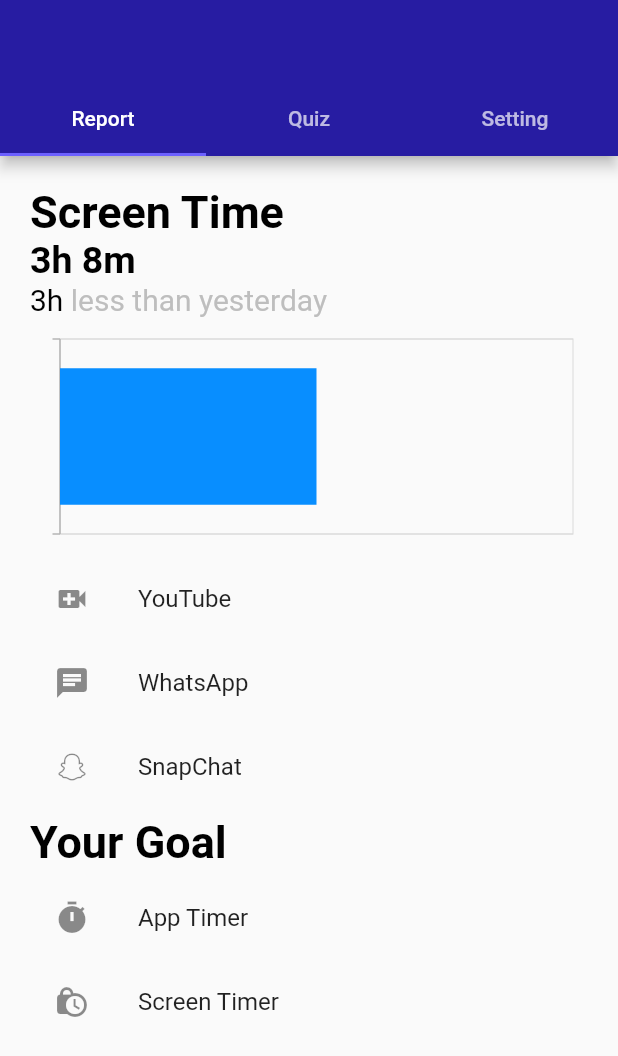
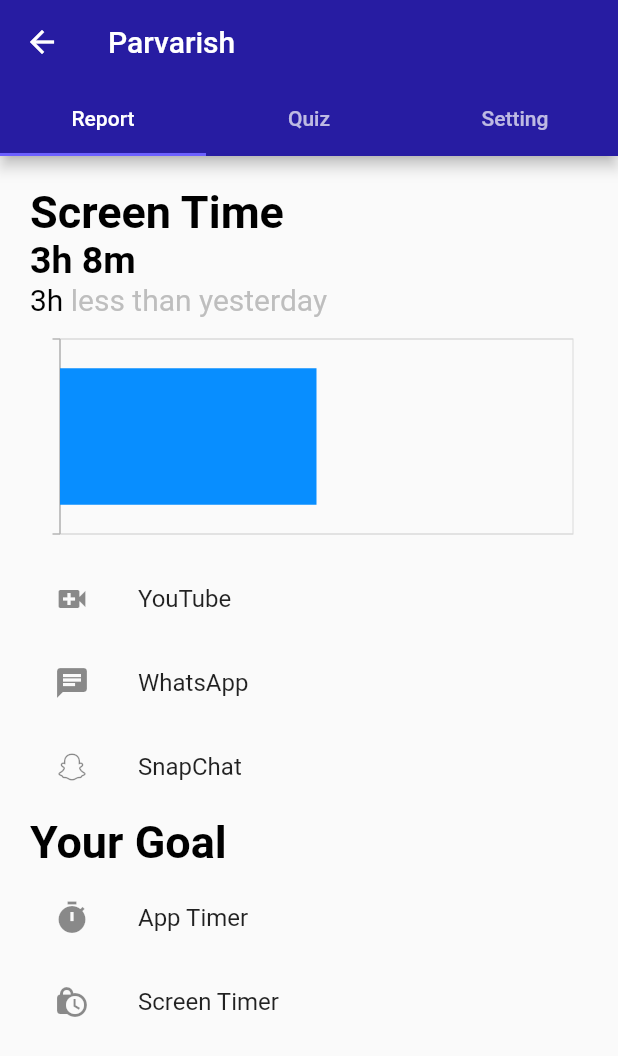
Before and after one commit to Tejaswika/Parvarish-Parent, a Flutter app: the MyNavPill screen opened directly, on a phone screen of 412 x 824 dp. Shown: the top 1056 px of the screen. Run offline on Flutter 3.47's test engine with Material 2 defaults, Android fonts, the phone set to English and light mode, and no system bars; our stand-ins replace carousel_slider, cloud_firestore, firebase_auth, firebase_core, form_validator, shared_preferences and 1 more; missing offline and left inert: animated_snack_bar; accounts and stored records are empty.

Commit message:
make back button visible at report screen

```diff
--- a/lib/screens/my_nav_pill.dart
+++ b/lib/screens/my_nav_pill.dart
@@ -31,7 +31,14 @@ class _MyNavPillState extends State<MyNavPill>
   Widget build(BuildContext context) {
     return Scaffold(
       appBar: AppBar(
-        title: const Text('Parvarish'),
+        leading: IconButton(
+          icon: const Icon(Icons.arrow_back, color: Colors.white),
+          onPressed: () => Navigator.of(context).pop(),
+        ),
+        title: const Text(
+          'Parvarish',
+          style: TextStyle(color: Colors.white),
+        ),
         bottom: TabBar(
           controller: _tabController,
           tabs: const [
```
Also changed, not shown: pubspec.lock.
